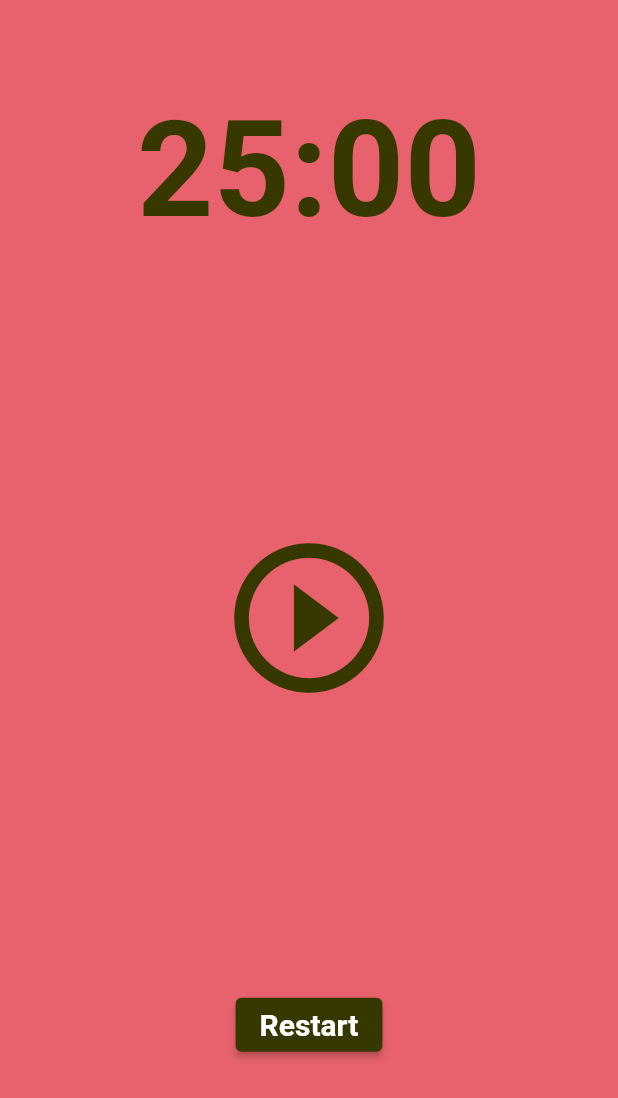
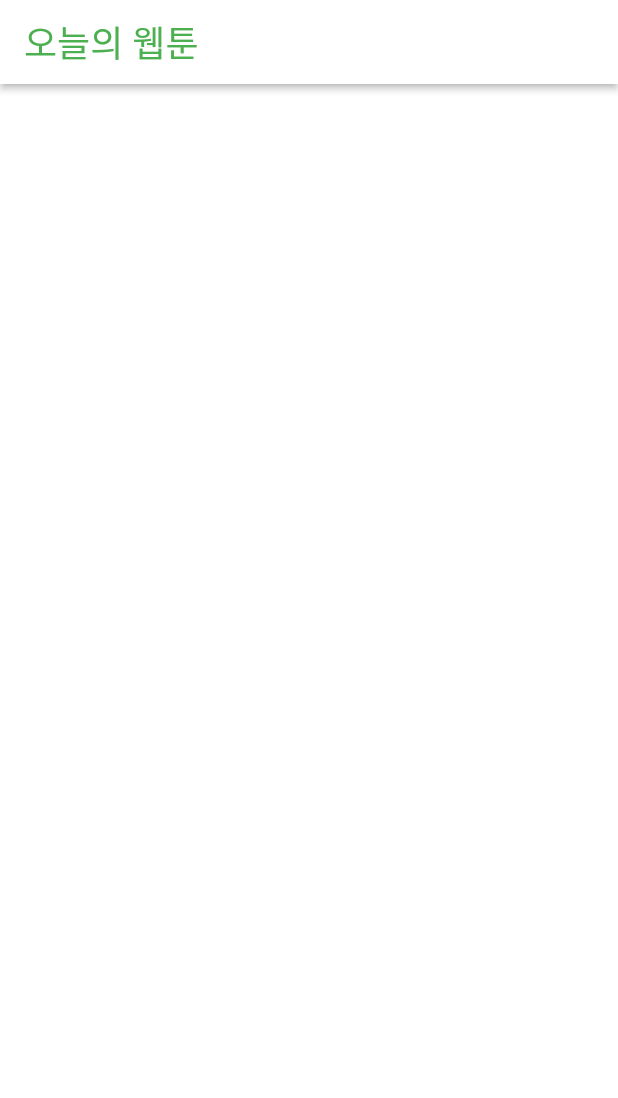
Before and after one commit to bee85919/toonflix, a Flutter app: the screen it shows after launch, on a phone screen of 412 x 824 dp. Shown: the top 1098 px of the screen. Run offline on Flutter 3.47's test engine with Material 2 defaults, Android fonts, the phone set to English and light mode, and no system bars.

Commit message:
6.1 AppBar

```diff
--- a/lib/main.dart
+++ b/lib/main.dart
@@ -1,5 +1,3 @@
-// ignore_for_file: deprecated_member_use
-
 import 'package:flutter/material.dart';
 import 'package:toonflix/screens/home_screen.dart';
 
@@ -12,17 +10,8 @@ class App extends StatelessWidget {
 
   @override
   Widget build(BuildContext context) {
-    return MaterialApp(
-      theme: ThemeData(
-        backgroundColor: const Color(0xFFE7626C),
-        textTheme: const TextTheme(
-          headline1: TextStyle(
-            color: Color(0xFF232B55),
-          ),
-        ),
-        cardColor: const Color.fromARGB(255, 55, 55, 0),
-      ),
-      home: const HomeScreen(),
+    return const MaterialApp(
+      home: HomeScreen(),
     );
   }
 }
--- a/lib/screens/home_screen.dart
+++ b/lib/screens/home_screen.dart
@@ -1,122 +1,22 @@
-// ignore_for_file: deprecated_member_use, prefer_const_constructors, sort_child_properties_last
-
-import 'dart:async';
 import 'package:flutter/material.dart';
 
-class HomeScreen extends StatefulWidget {
-  const HomeScreen({Key? key}) : super(key: key);
-
-  @override
-  State<HomeScreen> createState() => _HomeScreenState();
-}
-
-class _HomeScreenState extends State<HomeScreen> {
-  static const twentyFiveMinutes = 1500;
-  int totalSeconds = twentyFiveMinutes;
-  bool isRunning = false;
-  int totalPomodoros = 0;
-  late Timer timer;
-
-  void onTick(Timer timer) {
-    if (totalSeconds == 0) {
-      setState(() {
-        totalPomodoros = totalPomodoros + 1;
-        isRunning = false;
-        totalSeconds = twentyFiveMinutes;
-      });
-      timer.cancel();
-    } else {
-      setState(() {
-        totalSeconds = totalSeconds - 1;
-      });
-    }
-  }
-
-  void onStartPressed() {
-    timer = Timer.periodic(
-      const Duration(seconds: 1),
-      onTick,
-    );
-    setState(() {
-      isRunning = true;
-    });
-  }
-
-  void onPausePressed() {
-    timer.cancel();
-    setState(() {
-      isRunning = false;
-    });
-  }
-
-  void onRestartPressed() {
-    if (timer.isActive) {
-      timer.cancel();
-    }
-    setState(() {
-      totalSeconds = twentyFiveMinutes;
-      isRunning = false;
-    });
-  }
-
-  String format(int seconds) {
-    var duration = Duration(seconds: seconds);
-    return duration.toString().split(".").first.substring(2, 7);
-  }
+class HomeScreen extends StatelessWidget {
+  const HomeScreen({super.key});
 
   @override
   Widget build(BuildContext context) {
     return Scaffold(
-      backgroundColor: Theme.of(context).backgroundColor,
-      body: Column(
-        children: [
-          Flexible(
-            flex: 1,
-            child: Container(
-              alignment: Alignment.bottomCenter,
-              child: Text(
-                format(totalSeconds),
-                style: TextStyle(
-                  color: Theme.of(context).cardColor,
-                  fontSize: 89,
-                  fontWeight: FontWeight.w600,
-                ),
-              ),
-            ),
+      backgroundColor: Colors.white,
+      appBar: AppBar(
+        elevation: 2,
+        backgroundColor: Colors.white,
+        foregroundColor: Colors.green,
+        title: const Text(
+          "오늘의 웹툰",
+          style: TextStyle(
+            fontSize: 24,
           ),
-          Flexible(
-            flex: 3,
-            child: Center(
-              child: IconButton(
-                iconSize: 120,
-                color: Theme.of(context).cardColor,
-                onPressed: isRunning ? onPausePressed : onStartPressed,
-                icon: Icon(isRunning
-                    ? Icons.pause_circle_outline
-                    : Icons.play_circle_outline),
-              ),
-            ),
-          ),
-          Flexible(
-            flex: 1,
-            child: Row(
-              mainAxisAlignment: MainAxisAlignment.spaceEvenly,
-              children: [
-                ElevatedButton(
-                  onPressed: onRestartPressed,
-                  child: Text('Restart'),
-                  style: ElevatedButton.styleFrom(
-                    primary: Theme.of(context).cardColor,
-                    textStyle: TextStyle(
-                      fontSize: 20,
-                      fontWeight: FontWeight.w600,
-                    ),
-                  ),
-                ),
-              ],
-            ),
-          ),
-        ],
+        ),
       ),
     );
   }
```
Also changed, not shown: 1 other file.
